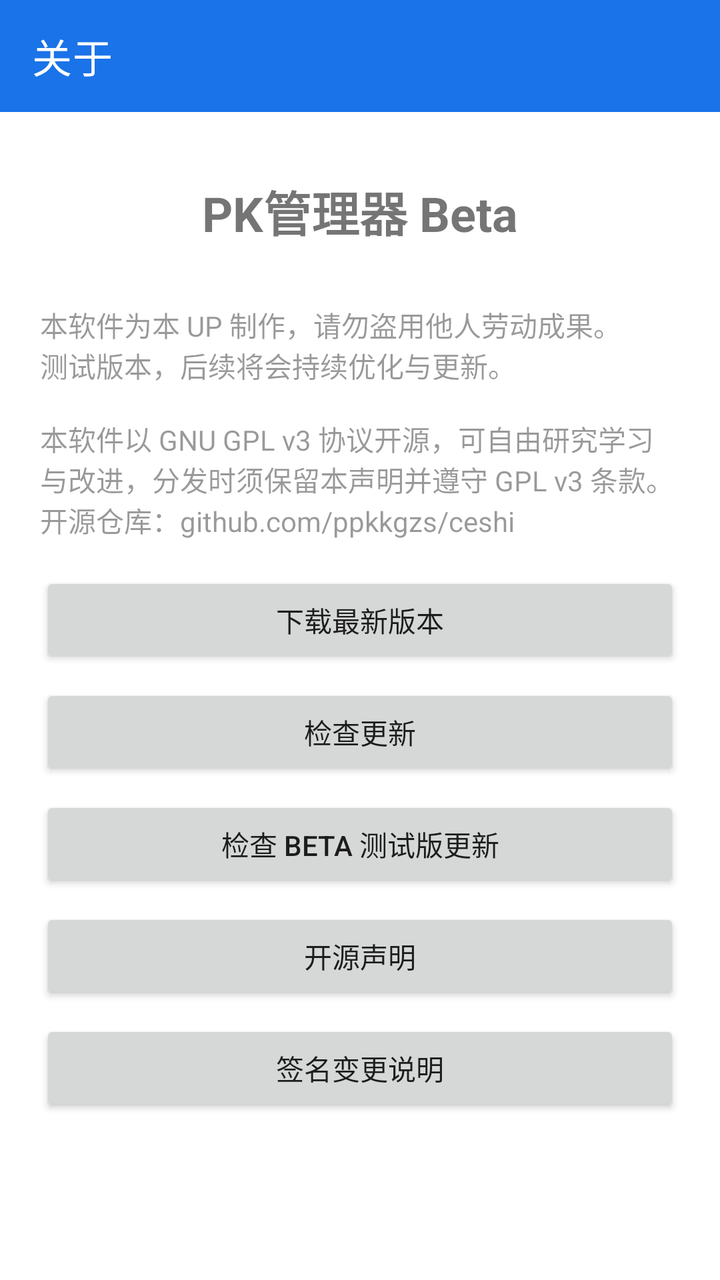
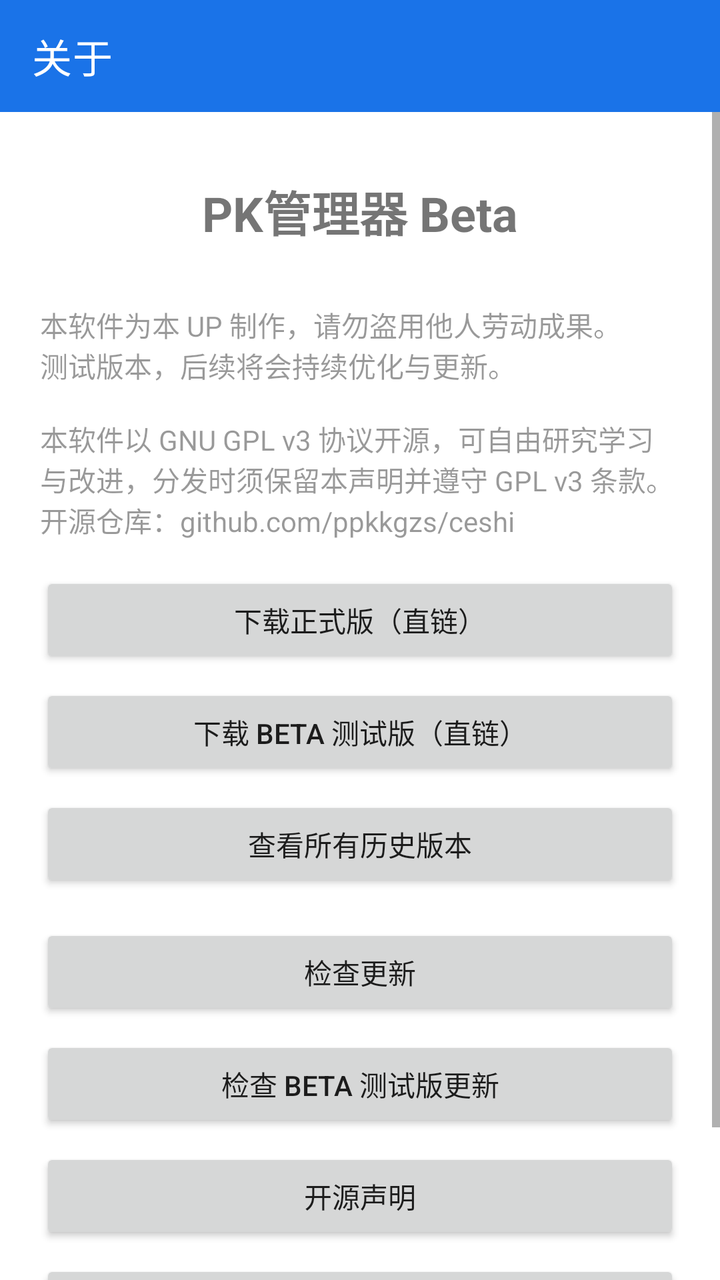

An Android layout rendered at two revisions. The XML below is the earlier revision; the diff shows what the commit changed to produce the second picture.
<!-- AndroidManifest.xml: application theme Theme.Toolbox -->
<!-- res/layout/activity_about.xml -->
<?xml version="1.0" encoding="utf-8"?>
<LinearLayout xmlns:android="http://schemas.android.com/apk/res/android"
    xmlns:app="http://schemas.android.com/apk/res-auto"
    android:layout_width="match_parent"
    android:layout_height="match_parent"
    android:orientation="vertical">

    <androidx.appcompat.widget.Toolbar
        android:id="@+id/toolbar"
        android:layout_width="match_parent"
        android:layout_height="?attr/actionBarSize"
        android:background="?attr/colorPrimary"
        app:titleTextColor="@color/white"
        app:title="@string/about_title" />

    <ScrollView
        android:layout_width="match_parent"
        android:layout_height="match_parent">

        <LinearLayout
            android:layout_width="match_parent"
            android:layout_height="wrap_content"
            android:orientation="vertical"
            android:padding="20dp"
            android:gravity="center_horizontal">

            <TextView
                android:id="@+id/about_app"
                android:layout_width="wrap_content"
                android:layout_height="wrap_content"
                android:text="@string/app_name"
                android:textSize="24sp"
                android:textStyle="bold"
                android:paddingTop="12dp" />

            <TextView
                android:id="@+id/about_version"
                android:layout_width="wrap_content"
                android:layout_height="wrap_content"
                android:textSize="14sp"
                android:textColor="#80000000"
                android:paddingTop="2dp" />

            <TextView
                android:layout_width="wrap_content"
                android:layout_height="wrap_content"
                android:text="@string/about_desc"
                android:textSize="14sp"
                android:textColor="#66000000"
                android:paddingTop="8dp"
                android:paddingBottom="16dp" />

            <androidx.appcompat.widget.AppCompatButton
                android:id="@+id/btn_open_github"
                android:layout_width="match_parent"
                android:layout_height="wrap_content"
                android:text="@string/about_download" />

            <androidx.appcompat.widget.AppCompatButton
                android:id="@+id/btn_check_update"
                android:layout_width="match_parent"
                android:layout_height="wrap_content"
                android:text="@string/about_check_update"
                android:layout_marginTop="8dp" />

            <androidx.appcompat.widget.AppCompatButton
                android:id="@+id/btn_check_beta"
                android:layout_width="match_parent"
                android:layout_height="wrap_content"
                android:text="@string/about_check_beta"
                android:layout_marginTop="8dp" />

            <androidx.appcompat.widget.AppCompatButton
                android:id="@+id/btn_open_source"
                android:layout_width="match_parent"
                android:layout_height="wrap_content"
                android:text="开源声明"
                android:layout_marginTop="8dp" />

            <androidx.appcompat.widget.AppCompatButton
                android:id="@+id/btn_signing_note"
                android:layout_width="match_parent"
                android:layout_height="wrap_content"
                android:text="签名变更说明"
                android:layout_marginTop="8dp" />

            <TextView
                android:id="@+id/update_result"
                android:layout_width="match_parent"
                android:layout_height="wrap_content"
                android:textSize="13sp"
                android:textColor="#1A73E8"
                android:paddingTop="12dp"
                android:gravity="center" />
        </LinearLayout>
    </ScrollView>
</LinearLayout>
<!-- resources referenced by this layout -->
<resources>
  <color name="white">#FFFFFF</color>
  <string name="about_check_beta">检查 Beta 测试版更新</string>
  <string name="about_check_update">检查更新</string>
  <string name="about_desc">本软件为本 UP 制作，请勿盗用他人劳动成果。\n测试版本，后续将会持续优化与更新。\n\n本软件以 GNU GPL v3 协议开源，可自由研究学习与改进，分发时须保留本声明并遵守 GPL v3 条款。开源仓库：github.com/ppkkgzs/ceshi</string>
  <string name="about_download">下载最新版本</string>
  <string name="about_title">关于</string>
  <string name="app_name">PK管理器 Beta</string>
  <style name="Theme.Toolbox" parent="Theme.MaterialComponents.DayNight.NoActionBar">
          <item name="colorPrimary">@color/toolbox_primary</item>
          <item name="colorPrimaryVariant">@color/toolbox_primary_dark</item>
          <item name="colorAccent">@color/toolbox_accent</item>
          
      </style>
  <color name="toolbox_primary">#1A73E8</color>
  <color name="toolbox_primary_dark">#0D47A1</color>
  <color name="toolbox_accent">#00BCD4</color>
</resources>

<!-- the commit's change to res/layout/activity_about.xml (unified diff, before → after) -->
@@ -51,17 +51,31 @@
                 android:paddingBottom="16dp" />
 
             <androidx.appcompat.widget.AppCompatButton
-                android:id="@+id/btn_open_github"
+                android:id="@+id/btn_dl_stable"
                 android:layout_width="match_parent"
                 android:layout_height="wrap_content"
-                android:text="@string/about_download" />
+                android:text="@string/about_dl_stable" />
+
+            <androidx.appcompat.widget.AppCompatButton
+                android:id="@+id/btn_dl_beta"
+                android:layout_width="match_parent"
+                android:layout_height="wrap_content"
+                android:text="@string/about_dl_beta"
+                android:layout_marginTop="8dp" />
+
+            <androidx.appcompat.widget.AppCompatButton
+                android:id="@+id/btn_dl_history"
+                android:layout_width="match_parent"
+                android:layout_height="wrap_content"
+                android:text="@string/about_dl_history"
+                android:layout_marginTop="8dp" />
 
             <androidx.appcompat.widget.AppCompatButton
                 android:id="@+id/btn_check_update"
                 android:layout_width="match_parent"
                 android:layout_height="wrap_content"
                 android:text="@string/about_check_update"
-                android:layout_marginTop="8dp" />
+                android:layout_marginTop="16dp" />
 
             <androidx.appcompat.widget.AppCompatButton
                 android:id="@+id/btn_check_beta"
<!-- resource entries referenced after the edit -->
@@ -4,17 +4,43 @@
   <string name="about_check_beta">检查 Beta 测试版更新</string>
   <string name="about_check_update">检查更新</string>
   <string name="about_desc">本软件为本 UP 制作，请勿盗用他人劳动成果。\n测试版本，后续将会持续优化与更新。\n\n本软件以 GNU GPL v3 协议开源，可自由研究学习与改进，分发时须保留本声明并遵守 GPL v3 条款。开源仓库：github.com/ppkkgzs/ceshi</string>
-  <string name="about_download">下载最新版本</string>
+  <string name="about_dl_beta">下载 Beta 测试版（直链）</string>
+  <string name="about_dl_history">查看所有历史版本</string>
+  <string name="about_dl_stable">下载正式版（直链）</string>
   <string name="about_title">关于</string>
   <string name="app_name">PK管理器 Beta</string>
   <style name="Theme.Toolbox" parent="Theme.MaterialComponents.DayNight.NoActionBar">
+          
           <item name="colorPrimary">@color/toolbox_primary</item>
           <item name="colorPrimaryVariant">@color/toolbox_primary_dark</item>
           <item name="colorAccent">@color/toolbox_accent</item>
+          <item name="colorSecondary">@color/toolbox_accent</item>
+  
           
+          <item name="colorPrimaryDark">@color/toolbox_primary_dark</item>
+  
+          
+          <item name="android:windowAnimationStyle">@style/WindowAnimation.Toolbox</item>
+          <item name="android:statusBarColor">@color/toolbox_primary</item>
+  
+          
+          <item name="materialButtonStyle">@style/Widget.Toolbox.Button</item>
       </style>
   <color name="toolbox_primary">#1A73E8</color>
   <color name="toolbox_primary_dark">#0D47A1</color>
   <color name="toolbox_accent">#00BCD4</color>
+  <style name="WindowAnimation.Toolbox" parent="@android:style/Animation.Activity">
+          <item name="android:activityOpenEnterAnimation">@anim/activity_slide_in</item>
+          <item name="android:activityOpenExitAnimation">@anim/activity_slide_out</item>
+          <item name="android:activityCloseEnterAnimation">@anim/activity_back_in</item>
+          <item name="android:activityCloseExitAnimation">@anim/activity_back_out</item>
+          <item name="android:taskOpenEnterAnimation">@anim/fade_in</item>
+          <item name="android:taskOpenExitAnimation">@anim/fade_out</item>
+      </style>
+  <style name="Widget.Toolbox.Button" parent="Widget.MaterialComponents.Button">
+          <item name="cornerRadius">10dp</item>
+          <item name="android:minHeight">48dp</item>
+          <item name="android:letterSpacing">0.04</item>
+      </style>
 </resources>
 
